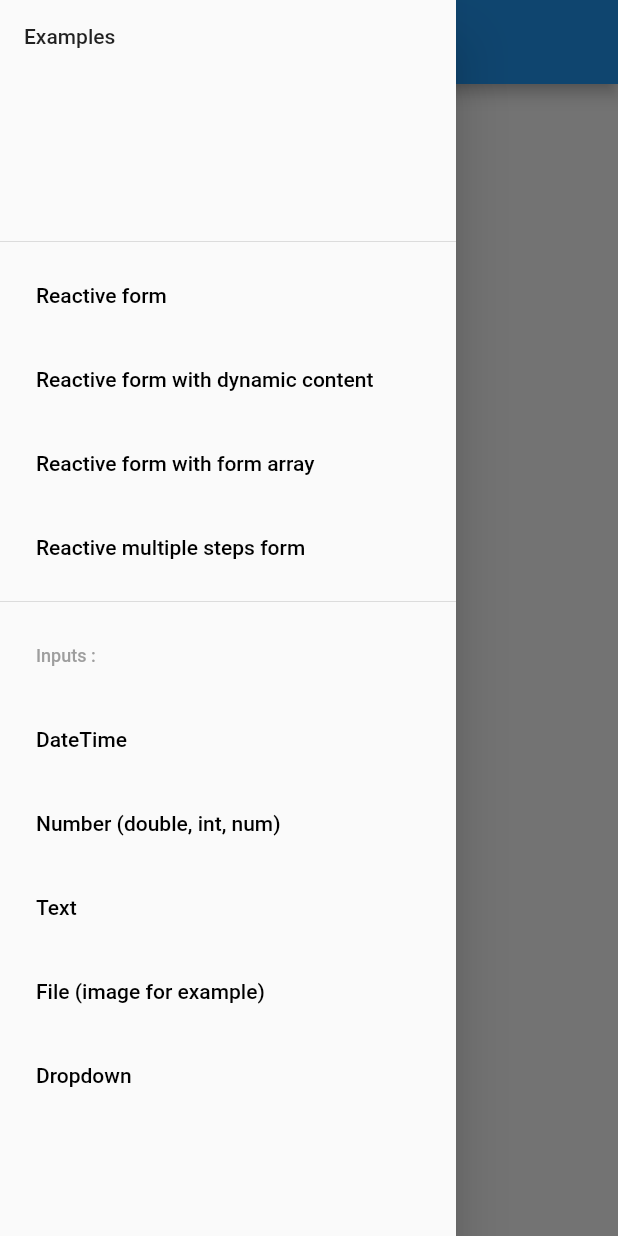
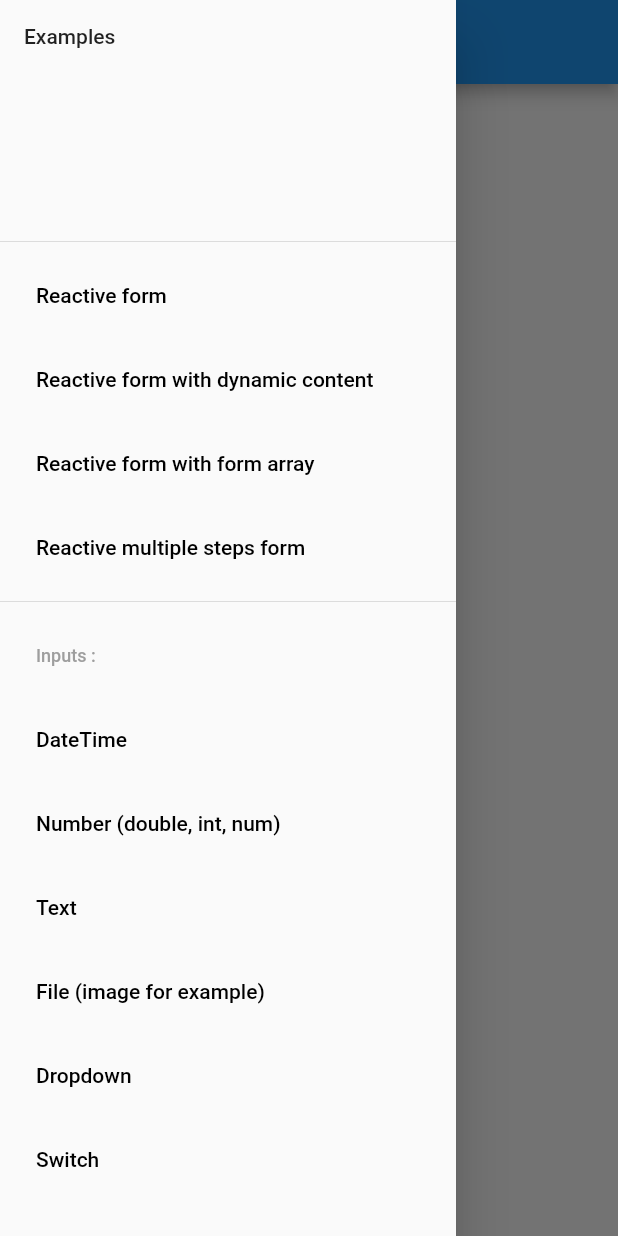
Before and after one commit to maxime-aubry/flutter_forms, a Flutter app: the screen it shows after launch, with the side drawer open, on a phone screen of 412 x 824 dp. Run offline on Flutter 3.47's test engine with Material 2 defaults, Android fonts, the phone set to English and light mode, and no system bars; our stand-ins replace date_time_picker, file_picker, flutter_slidable; missing offline and left inert: constant_datetime, queries, reflectable, smart_select; statements that could not run were skipped.

Commit message:
add example

```diff
--- a/example/lib/custom_drawer.dart
+++ b/example/lib/custom_drawer.dart
@@ -96,6 +96,13 @@ class CustomDrawer extends StatelessWidget {
               pageRoutes.dropdown,
             ),
           ),
+          createDrawerBodyItem(
+            text: 'Switch',
+            onTap: () => Navigator.pushReplacementNamed(
+              context,
+              pageRoutes.inputSwitch,
+            ),
+          ),
         ],
       ),
     );
--- a/example/lib/main.dart
+++ b/example/lib/main.dart
@@ -33,6 +33,7 @@ class MyApp extends StatelessWidget {
         pageRoutes.inputDateTime: (context) => InputDateTime(),
         pageRoutes.inputFile: (context) => InputFile(),
         pageRoutes.inputNumber: (context) => InputNumber(),
+        pageRoutes.inputSwitch: (context) => InputSwitch(),
         pageRoutes.inputText: (context) => InputText(),
         pageRoutes.reactiveForm: (context) => ReactiveFormScreen(),
         pageRoutes.reactiveFormWithDynamicContent: (context) =>
--- a/example/lib/pages/index.dart
+++ b/example/lib/pages/index.dart
@@ -3,6 +3,7 @@ export 'reactive_form/dropdown/index.dart';
 export 'reactive_form/input_datetime/index.dart';
 export 'reactive_form/input_file/index.dart';
 export 'reactive_form/input_number/index.dart';
+export 'reactive_form/input_switch/index.dart';
 export 'reactive_form/input_text/index.dart';
 export 'reactive_form/reactive_form_screen/index.dart';
 export 'reactive_form/reactive_form_with_dynamic_content_screen/index.dart';
--- a/example/lib/pages/reactive_form/dropdown/dropdown_screen.dart
+++ b/example/lib/pages/reactive_form/dropdown/dropdown_screen.dart
@@ -57,7 +57,7 @@ class _DropdownState extends State<Dropdown> {
         FormGroup root = context.watchFormGroup();
 
         return new Scaffold(
-          appBar: new AppBar(title: Text("Input text")),
+          appBar: new AppBar(title: Text("Dropdown")),
           drawer: new CustomDrawer(),
           body: new Padding(
             padding: EdgeInsets.all(5.0),
--- /dev/null
+++ b/example/lib/pages/reactive_form/input_switch/index.dart
@@ -0,0 +1 @@
+export 'input_switch_screen.dart';
--- a/example/lib/routes.dart
+++ b/example/lib/routes.dart
@@ -6,6 +6,7 @@ class pageRoutes {
   static const String inputDateTime = InputDateTime.routeName;
   static const String inputFile = InputFile.routeName;
   static const String inputNumber = InputNumber.routeName;
+  static const String inputSwitch = InputSwitch.routeName;
   static const String inputText = InputText.routeName;
   static const String reactiveForm = ReactiveFormScreen.routeName;
   static const String reactiveFormWithDynamicContent =
--- a/example/lib/widgets/custom_switch_input.dart
+++ b/example/lib/widgets/custom_switch_input.dart
@@ -23,7 +23,7 @@ class _CustomSwitchState extends State<CustomSwitchInput> {
           children: [
             Expanded(
               child: Text(
-                'display address ?',
+                widget.label,
                 style: new TextStyle(color: Colors.black54, fontSize: 16),
               ),
             ),
```
Also changed, not shown: example/lib/pages/reactive_form/input_switch/input_switch_screen.dart (added, +57 -0 lines).
